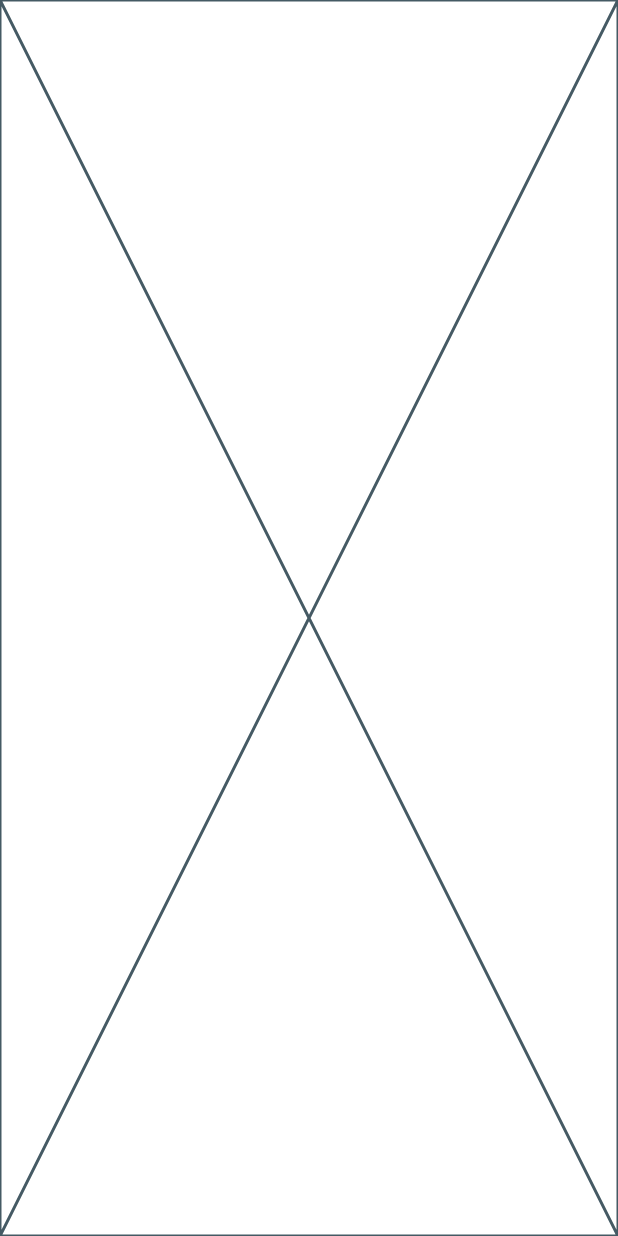
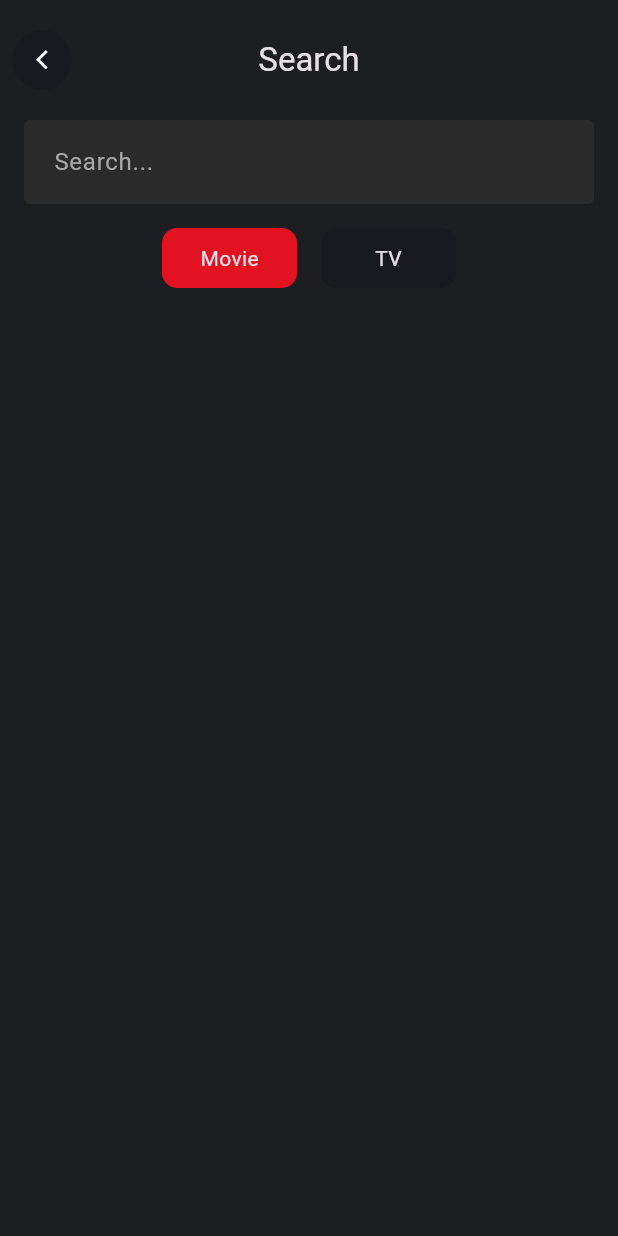
Before and after one commit to jsaulhernandez/movie_app, a Flutter app: the HomePage screen opened directly, after a tap on the "search" icon, on a phone screen of 412 x 824 dp. Run offline on Flutter 3.47's test engine with Material 3 defaults, Android fonts, the phone set to English and light mode, and no system bars; our stand-ins replace dartz, dio, fan_carousel_image_slider, flutter_bloc, flutter_svg, get_it and 3 more; missing offline and left inert: reactive_button; accounts and stored records are empty; network calls fail.

Commit message:
tag: searching movie or tv by query

```diff
--- a/lib/domain/movie/repositories/movie.dart
+++ b/lib/domain/movie/repositories/movie.dart
@@ -6,4 +6,5 @@ abstract class MovieRepository {
   Future<Either> getMovieTrailer(int movieId);
   Future<Either> getRecommendationMovies(int movieId);
   Future<Either> getSimilarMovies(int movieId);
+  Future<Either> searchMovie(String query);
 }
--- /dev/null
+++ b/lib/domain/movie/usecases/search_movie.dart
@@ -0,0 +1,11 @@
+import 'package:dartz/dartz.dart';
+import 'package:movie_app/core/usecase/usecase.dart';
+import 'package:movie_app/domain/movie/repositories/movie.dart';
+import 'package:movie_app/service_locator.dart';
+
+class SearchMovieUseCase extends UseCase<Either, String> {
+  @override
+  Future<Either> call({String? params}) async {
+    return await sl<MovieRepository>().searchMovie(params!);
+  }
+}
--- /dev/null
+++ b/lib/domain/tv/usecases/search_tv.dart
@@ -0,0 +1,11 @@
+import 'package:dartz/dartz.dart';
+import 'package:movie_app/core/usecase/usecase.dart';
+import 'package:movie_app/domain/tv/repositories/tv.dart';
+import 'package:movie_app/service_locator.dart';
+
+class SearchTvUseCase extends UseCase<Either, String> {
+  @override
+  Future<Either> call({String? params}) async {
+    return await sl<TvRepository>().searchTV(params!);
+  }
+}
--- /dev/null
+++ b/lib/presentation/search/bloc/search_state.dart
@@ -0,0 +1,23 @@
+import 'package:movie_app/domain/movie/entities/movie.dart';
+import 'package:movie_app/domain/tv/entities/tv.dart';
+
+abstract class SearchState {}
+
+class SearchInitial extends SearchState {}
+
+class SearchLoading extends SearchState {}
+
+class MoviesLoaded extends SearchState {
+  final List<MovieEntity> movies;
+  MoviesLoaded({required this.movies});
+}
+
+class TVsLoaded extends SearchState {
+  final List<TVEntity> tvs;
+  TVsLoaded({required this.tvs});
+}
+
+class SearchFailure extends SearchState {
+  final String errorMessage;
+  SearchFailure({required this.errorMessage});
+}
--- /dev/null
+++ b/lib/presentation/search/bloc/selectable_option_cubit.dart
@@ -0,0 +1,10 @@
+import 'package:flutter_bloc/flutter_bloc.dart';
+
+enum SearchType { movie, tv }
+
+class SelectableOptionCubit extends Cubit<SearchType> {
+  SelectableOptionCubit() : super(SearchType.movie);
+
+  void selectMovie() => emit(SearchType.movie);
+  void selectTV() => emit(SearchType.tv);
+}
--- a/lib/presentation/search/pages/search.dart
+++ b/lib/presentation/search/pages/search.dart
@@ -1,10 +1,63 @@
 import 'package:flutter/material.dart';
+import 'package:flutter_bloc/flutter_bloc.dart';
+import 'package:movie_app/common/widgets/appbar/app_bar.dart';
+import 'package:movie_app/presentation/search/bloc/search_cubit.dart';
+import 'package:movie_app/presentation/search/bloc/selectable_option_cubit.dart';
+import 'package:movie_app/presentation/search/widgets/search_content.dart';
+import 'package:movie_app/presentation/search/widgets/search_field.dart';
+import 'package:movie_app/presentation/search/widgets/search_options.dart';
 
 class SearchPage extends StatelessWidget {
   const SearchPage({super.key});
 
   @override
   Widget build(BuildContext context) {
-    return const Placeholder();
+    return Scaffold(
+      appBar: const BasicAppbar(
+        title: Text('Search'),
+      ),
+      body: MultiBlocProvider(
+        providers: [
+          BlocProvider(create: (context) => SelectableOptionCubit()),
+          BlocProvider(create: (context) => SearchCubit())
+        ],
+        child: const Padding(
+          padding: EdgeInsets.symmetric(horizontal: 16),
+          child: Column(
+            children: [
+              SearchField(),
+              SizedBox(
+                height: 16,
+              ),
+              SearchOptions(),
+              SizedBox(
+                height: 16,
+              ),
+              Expanded(
+                child: SearchContent(),
+              ),
+            ],
+          ),
+        ),
+      ),
+    );
   }
 }
+
+
+// Padding(
+//             padding: EdgeInsets.symmetric(horizontal: 16),
+//             child: Column(
+//               children: [
+//                 SearchField(),
+//                 SizedBox(
+//                   height: 16,
+//                 ),
+//                 SearchOptions(),
+//                 SizedBox(
+//                   height: 16,
+//                 ),
+//                 Expanded(child: SearchContent())
+//               ],
+//             ),
+//           ),
--- /dev/null
+++ b/lib/presentation/search/widgets/search_content.dart
@@ -0,0 +1,55 @@
+import 'package:flutter/material.dart';
+import 'package:flutter/widgets.dart';
+import 'package:flutter_bloc/flutter_bloc.dart';
+import 'package:movie_app/common/widgets/movie/movie_card.dart';
+import 'package:movie_app/common/widgets/tv/tv_card.dart';
+import 'package:movie_app/presentation/search/bloc/search_cubit.dart';
+import 'package:movie_app/presentation/search/bloc/search_state.dart';
+
+class SearchContent extends StatelessWidget {
+  const SearchContent({super.key});
+
+  @override
+  Widget build(BuildContext context) {
+    return BlocBuilder<SearchCubit, SearchState>(
+      builder: (context, state) {
+        if (state is SearchLoading) {
+          return const Center(child: CircularProgressIndicator());
+        }
+        if (state is MoviesLoaded) {
+          return GridView.builder(
+            itemCount: state.movies.length,
+            shrinkWrap: true,
+            gridDelegate: const SliverGridDelegateWithFixedCrossAxisCount(
+                crossAxisCount: 2,
+                crossAxisSpacing: 10,
+                mainAxisSpacing: 10,
+                childAspectRatio: 0.6),
+            itemBuilder: (context, index) {
+              return MovieCard(movieEntity: state.movies[index]);
+            },
+          );
+        }
+        if (state is TVsLoaded) {
+          return GridView.builder(
+            shrinkWrap: true,
+            itemCount: state.tvs.length,
+            gridDelegate: const SliverGridDelegateWithFixedCrossAxisCount(
+                crossAxisCount: 2,
+                crossAxisSpacing: 10,
+                mainAxisSpacing: 10,
+                childAspectRatio: 0.6),
+            itemBuilder: (context, index) {
+              return TVCard(tvEntity: state.tvs[index]);
+            },
+          );
+        }
+        if (state is SearchFailure) {
+          return Center(child: Text(state.errorMessage));
+        }
+
+        return Container();
+      },
+    );
+  }
+}
--- /dev/null
+++ b/lib/presentation/search/widgets/search_field.dart
@@ -0,0 +1,24 @@
+import 'package:flutter/material.dart';
+import 'package:flutter_bloc/flutter_bloc.dart';
+import 'package:movie_app/presentation/search/bloc/search_cubit.dart';
+import 'package:movie_app/presentation/search/bloc/selectable_option_cubit.dart';
+
+class SearchField extends StatelessWidget {
+  const SearchField({super.key});
+
+  @override
+  Widget build(BuildContext context) {
+    return TextField(
+      controller: context.read<SearchCubit>().textEditingController,
+      onChanged: (value) {
+        context.read<SearchCubit>().search(
+              value,
+              context.read<SelectableOptionCubit>().state,
+            );
+      },
+      decoration: const InputDecoration(
+        hintText: 'Search...',
+      ),
+    );
+  }
+}
--- /dev/null
+++ b/lib/presentation/search/widgets/search_options.dart
@@ -0,0 +1,47 @@
+import 'package:flutter/widgets.dart';
+import 'package:flutter_bloc/flutter_bloc.dart';
+import 'package:movie_app/presentation/search/bloc/search_cubit.dart';
+import 'package:movie_app/presentation/search/bloc/selectable_option_cubit.dart';
+import 'package:movie_app/presentation/search/widgets/selectable_option.dart';
+
+class SearchOptions extends StatelessWidget {
+  const SearchOptions({super.key});
+
+  @override
+  Widget build(BuildContext context) {
+    return BlocBuilder<SelectableOptionCubit, SearchType>(
+      builder: (context, state) {
+        return Row(
+          mainAxisAlignment: MainAxisAlignment.center,
+          children: [
+            SelectableOption(
+              isSelected: context.read<SelectableOptionCubit>().state ==
+                  SearchType.movie,
+              title: 'Movie',
+              onTap: () {
+                context.read<SelectableOptionCubit>().selectMovie();
+                context.read<SearchCubit>().search(
+                    context.read<SearchCubit>().textEditingController.text,
+                    context.read<SelectableOptionCubit>().state);
+              },
+            ),
+            const SizedBox(
+              width: 16,
+            ),
+            SelectableOption(
+              isSelected:
+                  context.read<SelectableOptionCubit>().state == SearchType.tv,
+              title: 'TV',
+              onTap: () {
+                context.read<SelectableOptionCubit>().selectTV();
+                context.read<SearchCubit>().search(
+                    context.read<SearchCubit>().textEditingController.text,
+                    context.read<SelectableOptionCubit>().state);
+              },
+            )
+          ],
+        );
+      },
+    );
+  }
+}
--- /dev/null
+++ b/lib/presentation/search/widgets/selectable_option.dart
@@ -0,0 +1,32 @@
+import 'package:flutter/widgets.dart';
+import 'package:movie_app/core/configs/theme/app_colors.dart';
+
+class SelectableOption extends StatelessWidget {
+  final String title;
+  final bool isSelected;
+  final VoidCallback onTap;
+  const SelectableOption(
+      {super.key,
+      required this.title,
+      required this.isSelected,
+      required this.onTap});
+
+  @override
+  Widget build(BuildContext context) {
+    return GestureDetector(
+      onTap: onTap,
+      child: Container(
+        width: 90,
+        height: 40,
+        decoration: BoxDecoration(
+            borderRadius: BorderRadius.circular(10),
+            color: isSelected ? AppColors.primary : AppColors.secondBackground),
+        child: Center(
+          child: Text(
+            title,
+          ),
+        ),
+      ),
+    );
+  }
+}
--- a/lib/service_locator.dart
+++ b/lib/service_locator.dart
@@ -16,11 +16,13 @@ import 'package:movie_app/domain/movie/usecases/get_now_playing_movies.dart';
 import 'package:movie_app/domain/movie/usecases/get_recommendation_movies.dart';
 import 'package:movie_app/domain/movie/usecases/get_similar_movies.dart';
 import 'package:movie_app/domain/movie/usecases/get_trending_movies.dart';
+import 'package:movie_app/domain/movie/usecases/search_movie.dart';
 import 'package:movie_app/domain/tv/repositories/tv.dart';
 import 'package:movie_app/domain/tv/usecases/get_keywords.dart';
 import 'package:movie_app/domain/tv/usecases/get_popular_tv.dart';
 import 'package:movie_app/domain/tv/usecases/get_recommendation_tv.dart';
 import 'package:movie_app/domain/tv/usecases/get_similar_tv.dart';
+import 'package:movie_app/domain/tv/usecases/search_tv.dart';
 
 final sl = GetIt.instance;
 
@@ -52,4 +54,6 @@ void setupServiceLocator() {
       GetRecommendationTvUseCase());
   sl.registerSingleton<GetSimilarTvUseCase>(GetSimilarTvUseCase());
   sl.registerSingleton<GetTVKeywordsUseCase>(GetTVKeywordsUseCase());
+  sl.registerSingleton<SearchMovieUseCase>(SearchMovieUseCase());
+  sl.registerSingleton<SearchTvUseCase>(SearchTvUseCase());
 }
```
Also changed, not shown: lib/data/movie/repositories/movie.dart (+17 -2 lines), lib/data/movie/sources/movie_api_service.dart (+13 -0 lines), lib/data/tv/repositories/tv.dart (+11 -3 lines), lib/data/tv/sources/tv_api_service.dart (+9 -3 lines), lib/presentation/search/bloc/search_cubit.dart (added, +45 -0 lines).
